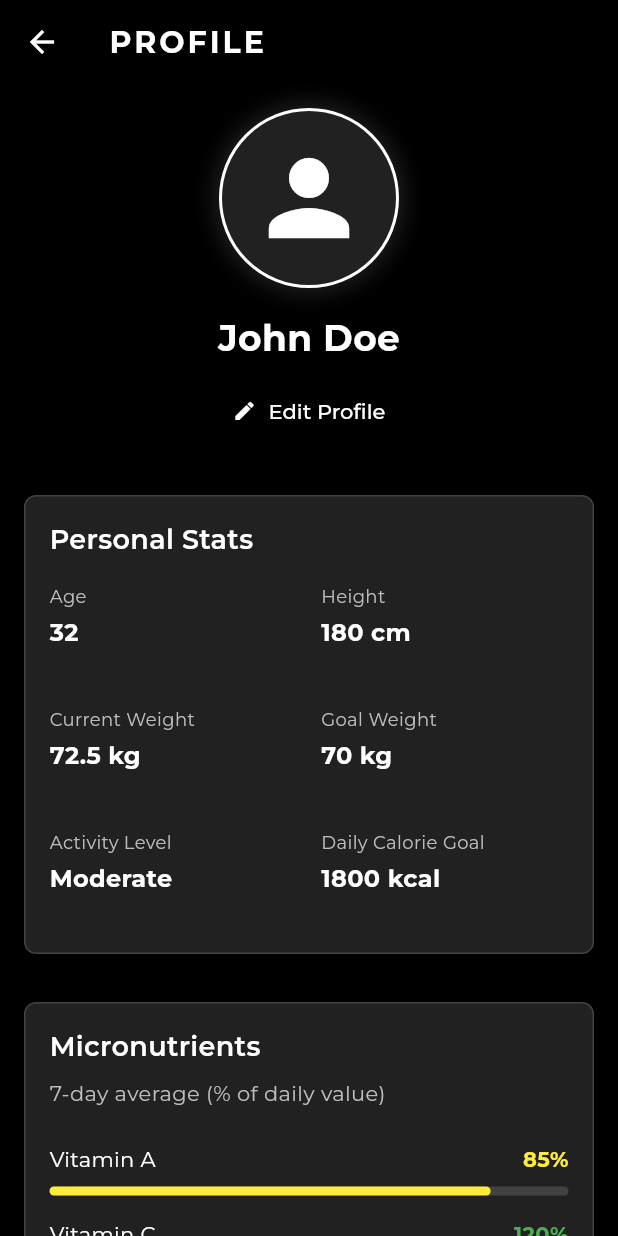
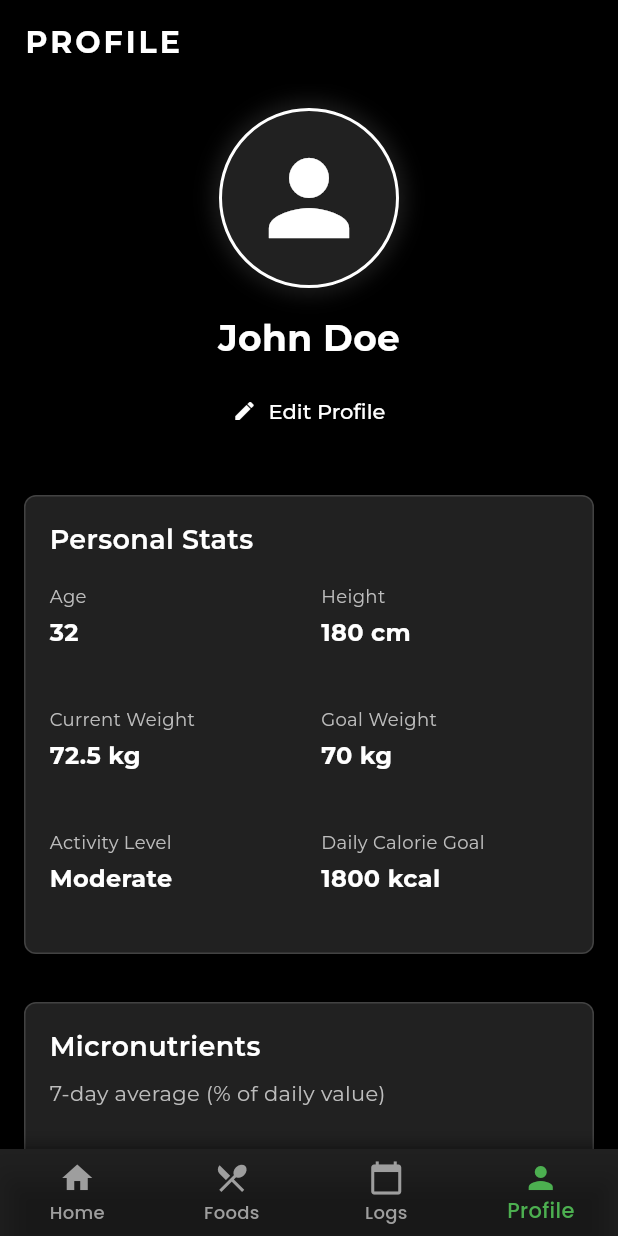
Before and after one commit to debrup27/CalWatch, a Flutter app: the ProfileScreen screen opened directly, on a phone screen of 412 x 824 dp. Run offline on Flutter 3.47's test engine with Material 3 defaults, Android fonts, the phone set to English and light mode, and no system bars; our stand-ins replace fl_chart, google_fonts, percent_indicator, shared_preferences, table_calendar; accounts and stored records are empty.

```diff
--- a/calwatch/lib/screens/logs_screen.dart
+++ b/calwatch/lib/screens/logs_screen.dart
@@ -45,7 +45,7 @@ class _LogsScreenState extends State<LogsScreen> {
     });
 
     switch (index) {
-      case 0: // Diary
+      case 0: // Home
         Navigator.pushReplacement(
           context,
           MaterialPageRoute(builder: (context) => const HomeScreen()),
@@ -60,7 +60,7 @@ class _LogsScreenState extends State<LogsScreen> {
       case 2: // Logs
         // Already on Logs screen
         break;
-      case 3: // Settings
+      case 3: // Profile
         Navigator.pushReplacement(
           context,
           MaterialPageRoute(builder: (context) => const ProfileScreen()),
--- a/calwatch/lib/screens/profile_screen.dart
+++ b/calwatch/lib/screens/profile_screen.dart
@@ -1,6 +1,9 @@
 import 'package:flutter/material.dart';
 import 'package:google_fonts/google_fonts.dart';
 import 'package:fl_chart/fl_chart.dart';
+import 'home_screen.dart';
+import 'logs_screen.dart';
+import 'add_food_screen.dart';
 
 class ProfileScreen extends StatefulWidget {
   const ProfileScreen({Key? key}) : super(key: key);
@@ -10,6 +13,9 @@ class ProfileScreen extends StatefulWidget {
 }
 
 class _ProfileScreenState extends State<ProfileScreen> {
+  // Selected index for the bottom navigation
+  int _selectedIndex = 3; // Profile tab selected by default
+
   // Sample user data
   final Map<String, dynamic> _userData = {
     'name': 'John Doe',
@@ -30,6 +36,38 @@ class _ProfileScreenState extends State<ProfileScreen> {
     'Potassium': 55,
   };
 
+  void _handleNavigation(int index) {
+    if (index == _selectedIndex) return;
+
+    setState(() {
+      _selectedIndex = index;
+    });
+
+    switch (index) {
+      case 0: // Home
+        Navigator.pushReplacement(
+          context,
+          MaterialPageRoute(builder: (context) => const HomeScreen()),
+        );
+        break;
+      case 1: // Foods
+        Navigator.pushReplacement(
+          context,
+          MaterialPageRoute(builder: (context) => const AddFoodScreen()),
+        );
+        break;
+      case 2: // Logs
+        Navigator.pushReplacement(
+          context,
+          MaterialPageRoute(builder: (context) => const LogsScreen()),
+        );
+        break;
+      case 3: // Profile
+        // Already on Profile screen
+        break;
+    }
+  }
+
   @override
   Widget build(BuildContext context) {
     return Scaffold(
@@ -45,10 +83,6 @@ class _ProfileScreenState extends State<ProfileScreen> {
         ),
         backgroundColor: Colors.black,
         elevation: 0,
-        leading: IconButton(
-          icon: const Icon(Icons.arrow_back, color: Colors.white),
-          onPressed: () => Navigator.of(context).pop(),
-        ),
       ),
       body: SingleChildScrollView(
         padding: const EdgeInsets.all(16.0),
@@ -73,6 +107,47 @@ class _ProfileScreenState extends State<ProfileScreen> {
             // Settings section
             _buildSettingsSection(),
           ],
+        ),
+      ),
+      bottomNavigationBar: Container(
+        decoration: BoxDecoration(
+          color: Colors.grey[900],
+          boxShadow: [
+            BoxShadow(
+              color: Colors.black.withOpacity(0.5),
+              spreadRadius: 1,
+              blurRadius: 10,
+            ),
+          ],
+        ),
+        child: BottomNavigationBar(
+          items: const <BottomNavigationBarItem>[
+            BottomNavigationBarItem(
+              icon: Icon(Icons.home),
+              label: 'Home',
+            ),
+            BottomNavigationBarItem(
+              icon: Icon(Icons.restaurant_menu),
+              label: 'Foods',
+            ),
+            BottomNavigationBarItem(
+              icon: Icon(Icons.calendar_today),
+              label: 'Logs',
+            ),
+            BottomNavigationBarItem(
+              icon: Icon(Icons.person),
+              label: 'Profile',
+            ),
+          ],
+          currentIndex: _selectedIndex,
+          selectedItemColor: Colors.green,
+          unselectedItemColor: Colors.grey,
+          backgroundColor: Colors.transparent,
+          type: BottomNavigationBarType.fixed,
+          showUnselectedLabels: true,
+          selectedLabelStyle: GoogleFonts.poppins(fontWeight: FontWeight.w500),
+          unselectedLabelStyle: GoogleFonts.poppins(fontWeight: FontWeight.w500),
+          onTap: _handleNavigation,
         ),
       ),
     );
```
Also changed, not shown: calwatch/lib/screens/add_food_screen.dart (+21 -7 lines), calwatch/lib/screens/home_screen.dart (+159 -46 lines), 1 other file.
